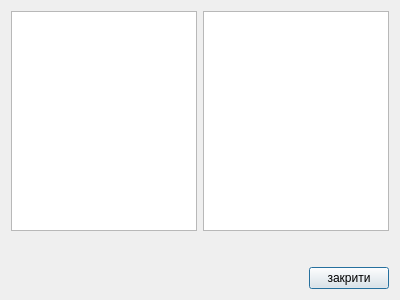
Old version of the form palitrcolor/showcolordialog.ui in the repository SpeRRy31/palitrcolor.
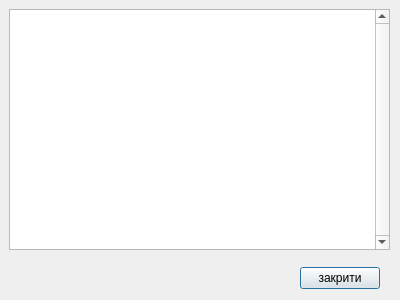
New version of the form.

```diff
--- a/palitrcolor/showcolordialog.ui
+++ b/palitrcolor/showcolordialog.ui
@@ -31,24 +31,34 @@
   <property name="windowTitle">
    <string>Dialog</string>
   </property>
-  <layout class="QGridLayout" name="gridLayout">
-   <item row="1" column="0">
-    <spacer name="verticalSpacer">
-     <property name="orientation">
-      <enum>Qt::Vertical</enum>
-     </property>
-     <property name="sizeHint" stdset="0">
-      <size>
-       <width>20</width>
-       <height>19</height>
-      </size>
-     </property>
-    </spacer>
-   </item>
-   <item row="2" column="0">
-    <layout class="QHBoxLayout" name="horizontalLayout_2">
+  <widget class="QTableView" name="tableView">
+   <property name="geometry">
+    <rect>
+     <x>9</x>
+     <y>9</y>
+     <width>381</width>
+     <height>241</height>
+    </rect>
+   </property>
+   <property name="verticalScrollBarPolicy">
+    <enum>Qt::ScrollBarAlwaysOn</enum>
+   </property>
+   <property name="horizontalScrollBarPolicy">
+    <enum>Qt::ScrollBarAlwaysOff</enum>
+   </property>
+  </widget>
+  <widget class="QWidget" name="">
+   <property name="geometry">
+    <rect>
+     <x>9</x>
+     <y>265</y>
+     <width>371</width>
+     <height>26</height>
+    </rect>
+   </property>
+   <layout class="QHBoxLayout" name="horizontalLayout">
      <item>
-      <spacer name="horizontalSpacer_3">
+     <spacer name="horizontalSpacer">
        <property name="orientation">
         <enum>Qt::Horizontal</enum>
        </property>
@@ -68,25 +78,7 @@
       </widget>
      </item>
     </layout>
-   </item>
-   <item row="0" column="0">
-    <layout class="QHBoxLayout" name="horizontalLayout">
-     <item>
-      <widget class="QListWidget" name="colorlist">
-       <property name="minimumSize">
-        <size>
-         <width>0</width>
-         <height>220</height>
-        </size>
-       </property>
-      </widget>
-     </item>
-     <item>
-      <widget class="QTableView" name="tableView"/>
-     </item>
-    </layout>
-   </item>
-  </layout>
+  </widget>
  </widget>
  <resources/>
  <connections/>
```
Lines whose indentation alone changed are shown as unchanged.
